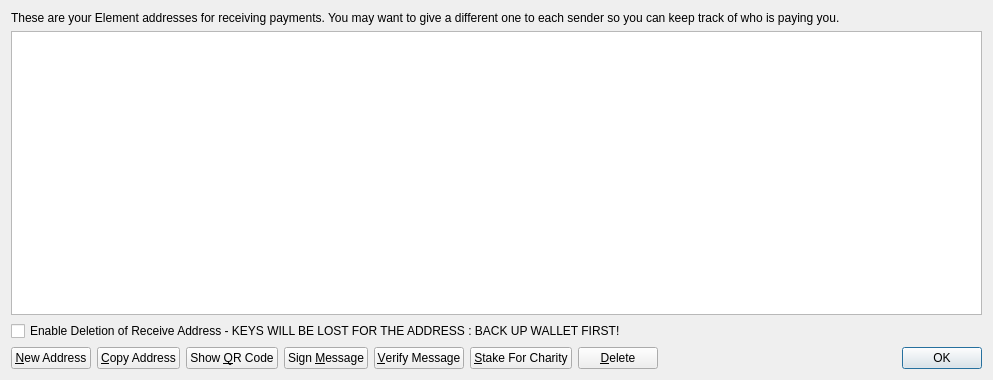
Above: src/qt/forms/addressbookpage.ui from scificrypto/HyperStake before the change. Below: the same form after it.
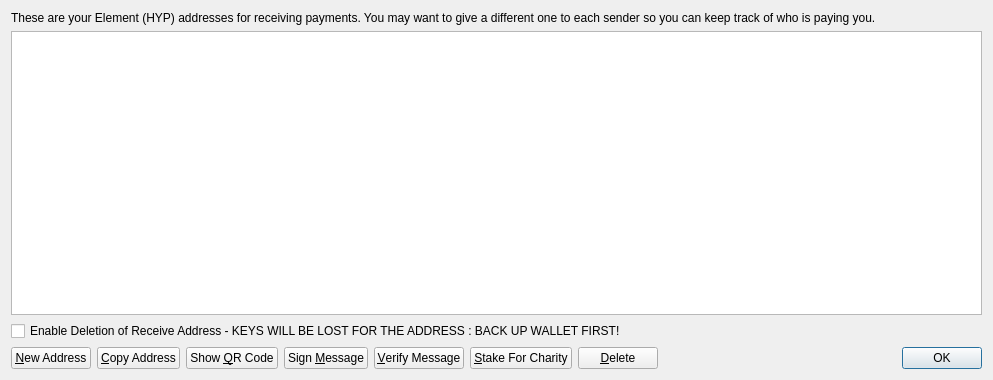
That is the form after the change. Icons and pictures are not drawn.

Patch:
```diff
--- a/src/qt/forms/addressbookpage.ui
+++ b/src/qt/forms/addressbookpage.ui
@@ -17,7 +17,7 @@
    <item>
     <widget class="QLabel" name="labelExplanation">
      <property name="text">
-      <string>These are your Element addresses for receiving payments. You may want to give a different one to each sender so you can keep track of who is paying you.</string>
+      <string>These are your Element (HYP) addresses for receiving payments. You may want to give a different one to each sender so you can keep track of who is paying you.</string>
      </property>
      <property name="textFormat">
       <enum>Qt::PlainText</enum>
```
